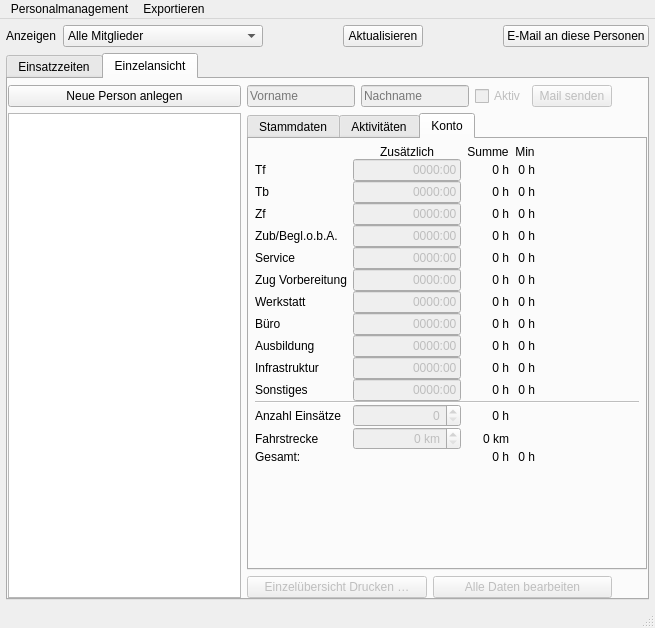
Above: Programm/Einsatzplaner/personalwindow.ui from philjosch/Einsatzplaner before the change. Below: the same form after it.
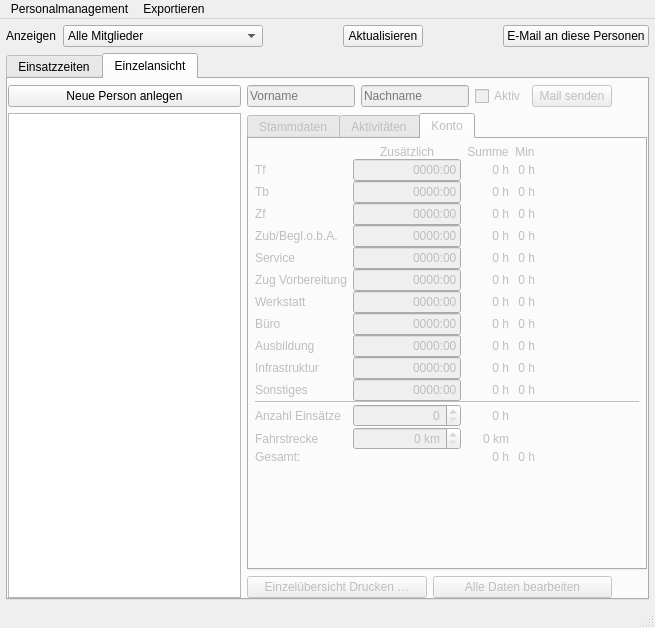
That is the form after the change. The open tabs and pages were chosen to show the change.

```diff
--- a/Programm/Einsatzplaner/personalwindow.ui
+++ b/Programm/Einsatzplaner/personalwindow.ui
@@ -508,6 +508,9 @@
         </item>
         <item row="1" column="1" colspan="2">
          <widget class="QTabWidget" name="tabWidgetEinzel">
+          <property name="enabled">
+           <bool>false</bool>
+          </property>
           <property name="minimumSize">
            <size>
             <width>400</width>
```
Left out of the diff: 75 changed lines with no effect on the pictures.
